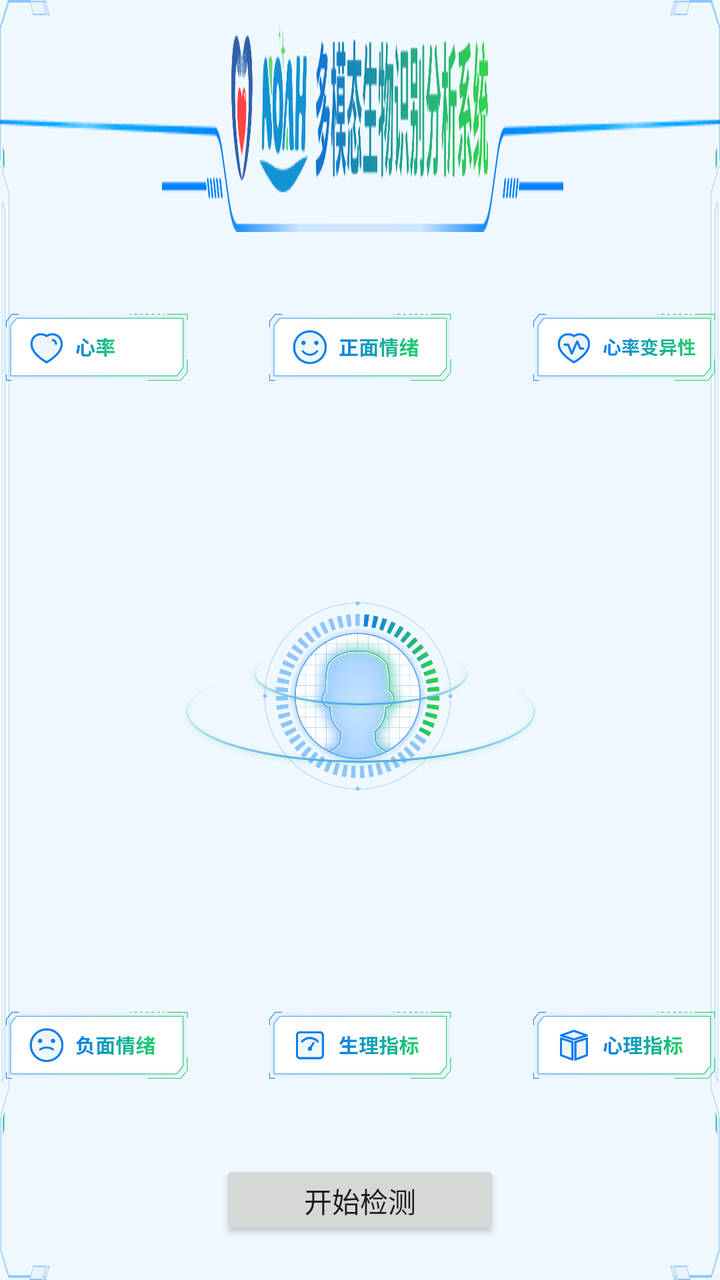
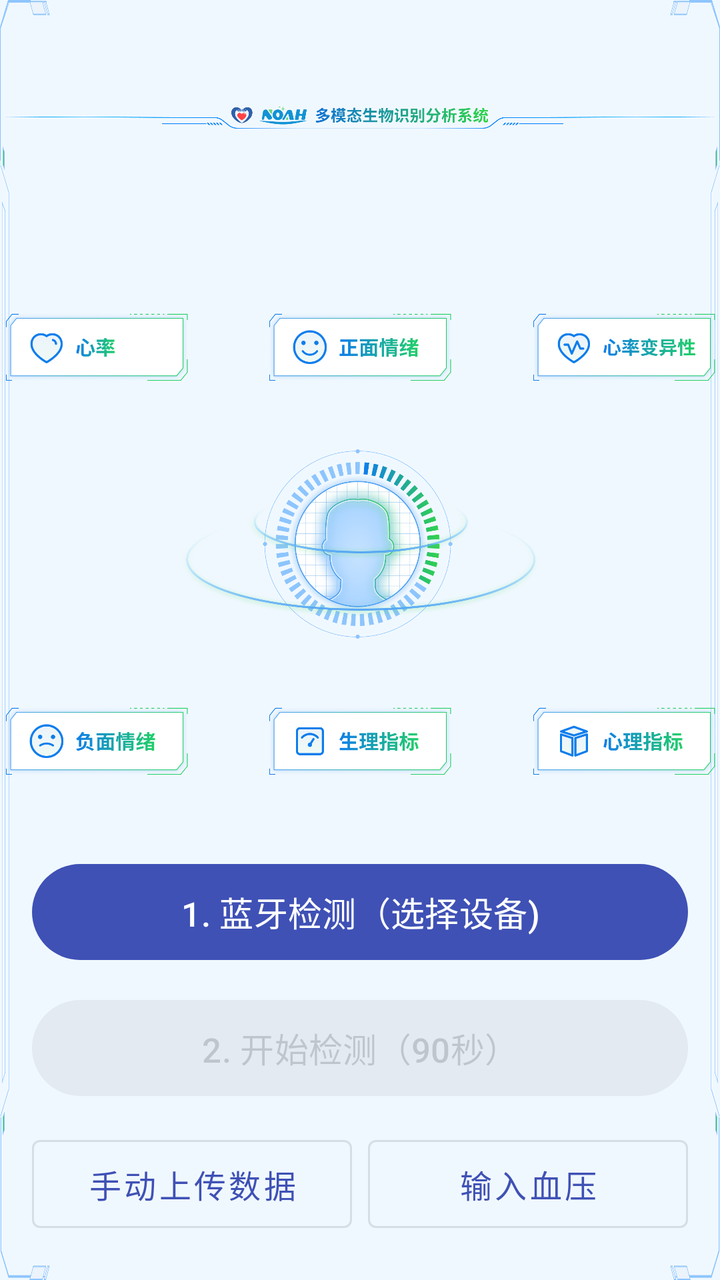

Two renders of the same Android screen: before a commit and after it. Below are the layout's source before the change and the commit's diff.
<!-- AndroidManifest.xml: application theme Theme.MyApplication -->
<!-- res/layout/activity_start.xml -->
<?xml version="1.0" encoding="utf-8"?>
<androidx.constraintlayout.widget.ConstraintLayout
    xmlns:android="http://schemas.android.com/apk/res/android"
    xmlns:app="http://schemas.android.com/apk/res-auto"
    android:layout_width="match_parent"
    android:layout_height="match_parent"
    android:background="#f0f8ff">

    
    <ImageView
        android:id="@+id/bg_frame"
        android:layout_width="0dp"
        android:layout_height="0dp"
        android:src="@drawable/home_bg"
        android:scaleType="fitXY"
        app:layout_constraintTop_toTopOf="parent"
        app:layout_constraintBottom_toBottomOf="parent"
        app:layout_constraintStart_toStartOf="parent"
        app:layout_constraintEnd_toEndOf="parent" />

    
    <ImageView
        android:id="@+id/title_bar"
        android:layout_width="0dp"
        android:layout_height="wrap_content"
        android:src="@drawable/home_title"
        android:scaleType="fitXY"
        app:layout_constraintTop_toTopOf="parent"
        app:layout_constraintStart_toStartOf="parent"
        app:layout_constraintEnd_toEndOf="parent" />

    
    <ImageView
        android:id="@+id/center_icon"
        android:layout_width="180dp"
        android:layout_height="180dp"
        android:src="@drawable/home_logo"
        app:layout_constraintTop_toBottomOf="@id/title_bar"
        app:layout_constraintBottom_toTopOf="@id/btn_start_detection"
        app:layout_constraintStart_toStartOf="parent"
        app:layout_constraintEnd_toEndOf="parent"
        android:layout_marginVertical="20dp" />

    
    <ImageView
        android:id="@+id/btn_heart_rate"
        android:layout_width="100dp"
        android:layout_height="35dp"
        android:src="@drawable/icon1"
        app:layout_constraintTop_toBottomOf="@id/title_bar"
        app:layout_constraintStart_toStartOf="parent"
        app:layout_constraintEnd_toStartOf="@id/btn_positive_emotion"
        android:layout_marginTop="40dp"
        android:layout_marginHorizontal="16dp" />

    <ImageView
        android:id="@+id/btn_positive_emotion"
        android:layout_width="100dp"
        android:layout_height="35dp"
        android:src="@drawable/icon2"
        app:layout_constraintTop_toBottomOf="@id/title_bar"
        app:layout_constraintStart_toEndOf="@id/btn_heart_rate"
        app:layout_constraintEnd_toStartOf="@id/btn_negative_emotion"
        android:layout_marginTop="40dp"
        android:layout_marginHorizontal="16dp" />

    <ImageView
        android:id="@+id/btn_negative_emotion"
        android:layout_width="100dp"
        android:layout_height="35dp"
        android:src="@drawable/icon3"
        app:layout_constraintTop_toBottomOf="@id/title_bar"
        app:layout_constraintStart_toEndOf="@id/btn_positive_emotion"
        app:layout_constraintEnd_toEndOf="parent"
        android:layout_marginTop="40dp"
        android:layout_marginHorizontal="16dp" />

    
    <ImageView
        android:id="@+id/btn_hrvariability"
        android:layout_width="100dp"
        android:layout_height="35dp"
        android:src="@drawable/icon4"
        app:layout_constraintBottom_toTopOf="@id/btn_start_detection"
        app:layout_constraintStart_toStartOf="parent"
        app:layout_constraintEnd_toStartOf="@id/btn_physiological"
        android:layout_marginBottom="40dp"
        android:layout_marginHorizontal="16dp" />

    <ImageView
        android:id="@+id/btn_physiological"
        android:layout_width="100dp"
        android:layout_height="35dp"
        android:src="@drawable/icon5"
        app:layout_constraintBottom_toTopOf="@id/btn_start_detection"
        app:layout_constraintStart_toEndOf="@id/btn_hrvariability"
        app:layout_constraintEnd_toStartOf="@id/btn_psychological"
        android:layout_marginBottom="40dp"
        android:layout_marginHorizontal="16dp" />

    <ImageView
        android:id="@+id/btn_psychological"
        android:layout_width="100dp"
        android:layout_height="35dp"
        android:src="@drawable/icon6"
        app:layout_constraintBottom_toTopOf="@id/btn_start_detection"
        app:layout_constraintStart_toEndOf="@id/btn_physiological"
        app:layout_constraintEnd_toEndOf="parent"
        android:layout_marginBottom="40dp"
        android:layout_marginHorizontal="16dp" />

    
    <Button
        android:id="@+id/btn_start_detection"
        android:layout_width="140dp"
        android:layout_height="40dp"
        android:text="开始检测"
        app:layout_constraintBottom_toBottomOf="parent"
        app:layout_constraintStart_toStartOf="parent"
        app:layout_constraintEnd_toEndOf="parent"
        android:layout_marginBottom="20dp" />

</androidx.constraintlayout.widget.ConstraintLayout>
<!-- resources referenced by this layout -->
<resources>
  <!-- drawable home_bg: png bitmap (drawable, 144922 bytes) -->
  <!-- drawable home_logo: png bitmap (drawable, 654884 bytes) -->
  <!-- drawable home_title: png bitmap (drawable, 94730 bytes) -->
  <!-- drawable icon1: png bitmap (drawable, 41572 bytes) -->
  <!-- drawable icon2: png bitmap (drawable, 46660 bytes) -->
  <!-- drawable icon3: png bitmap (drawable, 48051 bytes) -->
  <!-- drawable icon4: png bitmap (drawable, 47595 bytes) -->
  <!-- drawable icon5: png bitmap (drawable, 45233 bytes) -->
  <!-- drawable icon6: png bitmap (drawable, 46212 bytes) -->
  <style name="Theme.MyApplication" parent="Base.Theme.MyApplication" />
  <style name="Base.Theme.MyApplication" parent="Theme.Material3.DayNight.NoActionBar">
          
          <item name="colorPrimary">@color/colorPrimary</item>         
          <item name="colorPrimaryContainer">@color/colorPrimaryContainer</item> 
          <item name="colorSecondary">@color/colorAccent</item>       
          <item name="colorSecondaryContainer">@color/colorAccentContainer</item> 
          <item name="colorOnPrimary">@color/white</item>             
          <item name="colorOnSecondary">@color/white</item>           
  
          
          <item name="materialButtonStyle">@style/Widget.Material3.Button</item>
      </style>
  <color name="colorPrimary">#3F51B5</color>
  <color name="colorPrimaryContainer">#C5CAE9</color>
  <color name="colorAccent">#FF4081</color>
  <color name="colorAccentContainer">#FFCCE5</color>
  <color name="white">#FFFFFF</color>
</resources>

<!-- the commit's change to res/layout/activity_start.xml (unified diff, before → after) -->
@@ -24,22 +24,10 @@
         android:layout_width="0dp"
         android:layout_height="wrap_content"
         android:src="@drawable/home_title"
-        android:scaleType="fitXY"
-        app:layout_constraintTop_toTopOf="parent"
-        app:layout_constraintStart_toStartOf="parent"
-        app:layout_constraintEnd_toEndOf="parent" />
-
-    
-    <ImageView
-        android:id="@+id/center_icon"
-        android:layout_width="180dp"
-        android:layout_height="180dp"
-        android:src="@drawable/home_logo"
-        app:layout_constraintTop_toBottomOf="@id/title_bar"
-        app:layout_constraintBottom_toTopOf="@id/btn_start_detection"
-        app:layout_constraintStart_toStartOf="parent"
-        app:layout_constraintEnd_toEndOf="parent"
-        android:layout_marginVertical="20dp" />
+        android:scaleType="fitCenter"
+        app:layout_constraintTop_toTopOf="parent"
+        app:layout_constraintStart_toStartOf="parent"
+        app:layout_constraintEnd_toEndOf="parent" />
 
     
     <ImageView
@@ -81,7 +69,7 @@
         android:layout_width="100dp"
         android:layout_height="35dp"
         android:src="@drawable/icon4"
-        app:layout_constraintBottom_toTopOf="@id/btn_start_detection"
+        app:layout_constraintBottom_toTopOf="@id/bottom_button_container"
         app:layout_constraintStart_toStartOf="parent"
         app:layout_constraintEnd_toStartOf="@id/btn_physiological"
         android:layout_marginBottom="40dp"
@@ -92,7 +80,7 @@
         android:layout_width="100dp"
         android:layout_height="35dp"
         android:src="@drawable/icon5"
-        app:layout_constraintBottom_toTopOf="@id/btn_start_detection"
+        app:layout_constraintBottom_toTopOf="@id/bottom_button_container"
         app:layout_constraintStart_toEndOf="@id/btn_hrvariability"
         app:layout_constraintEnd_toStartOf="@id/btn_psychological"
         android:layout_marginBottom="40dp"
@@ -103,21 +91,120 @@
         android:layout_width="100dp"
         android:layout_height="35dp"
         android:src="@drawable/icon6"
-        app:layout_constraintBottom_toTopOf="@id/btn_start_detection"
+        app:layout_constraintBottom_toTopOf="@id/bottom_button_container"
         app:layout_constraintStart_toEndOf="@id/btn_physiological"
         app:layout_constraintEnd_toEndOf="parent"
         android:layout_marginBottom="40dp"
         android:layout_marginHorizontal="16dp" />
 
     
-    <Button
-        android:id="@+id/btn_start_detection"
-        android:layout_width="140dp"
-        android:layout_height="40dp"
-        android:text="开始检测"
+    <LinearLayout
+        android:id="@+id/bottom_button_container"
+        android:layout_width="0dp"
+        android:layout_height="wrap_content"
+        android:orientation="vertical"
+        android:paddingHorizontal="16dp"
+        android:paddingBottom="20dp"
         app:layout_constraintBottom_toBottomOf="parent"
         app:layout_constraintStart_toStartOf="parent"
+        app:layout_constraintEnd_toEndOf="parent">
+
+        <com.google.android.material.button.MaterialButton
+            android:id="@+id/btn_bluetooth_detect"
+            android:layout_width="match_parent"
+            android:layout_height="56dp"
+            android:text="1. 蓝牙检测（选择设备)"
+            android:textSize="17sp"
+            android:layout_marginBottom="12dp" />
+
+        <com.google.android.material.button.MaterialButton
+            android:id="@+id/btn_start_detection"
+            android:layout_width="match_parent"
+            android:layout_height="56dp"
+            android:text="2. 开始检测（90秒）"
+            android:textSize="17sp"
+            android:enabled="false"
+            android:alpha="0.5"
+            android:layout_marginBottom="12dp" />
+
+        <LinearLayout
+            android:layout_width="match_parent"
+            android:layout_height="56dp"
+            android:orientation="horizontal">
+            <com.google.android.material.button.MaterialButton
+                android:id="@+id/btn_manual_upload"
+                android:layout_width="0dp"
+                android:layout_height="match_parent"
+                android:layout_weight="1"
+                android:text="手动上传数据"
+                android:textSize="16sp"
+                style="@style/Widget.MaterialComponents.Button.OutlinedButton" />
+            <com.google.android.material.button.MaterialButton
+                android:id="@+id/btn_input_blood_pressure"
+                android:layout_width="0dp"
+                android:layout_height="match_parent"
+                android:layout_weight="1"
+                android:text="输入血压"
+                android:textSize="16sp"
+                android:layout_marginStart="8dp"
+                style="@style/Widget.MaterialComponents.Button.OutlinedButton" />
+        </LinearLayout>
+    </LinearLayout>
+
+    
+    <ImageView
+        android:id="@+id/center_icon"
+        android:layout_width="180dp"
+        android:layout_height="180dp"
+        android:src="@drawable/home_logo"
+        app:layout_constraintTop_toBottomOf="@id/btn_heart_rate"
+        app:layout_constraintBottom_toTopOf="@id/btn_hrvariability"
+        app:layout_constraintStart_toStartOf="parent"
+        app:layout_constraintEnd_toEndOf="parent" />
+
+
+    
+    <androidx.camera.view.PreviewView
+        android:id="@+id/preview_view"
+        android:layout_width="0dp"
+        android:layout_height="0dp"
+        android:visibility="gone"
+        app:layout_constraintTop_toTopOf="parent"
+        app:layout_constraintBottom_toBottomOf="parent"
+        app:layout_constraintStart_toStartOf="parent"
+        app:layout_constraintEnd_toEndOf="parent" />
+
+    
+    <com.google.android.material.button.MaterialButton
+        android:id="@+id/btn_exit_preview"
+        android:layout_width="wrap_content"
+        android:layout_height="wrap_content"
+        android:text="返回"
+        android:textColor="@android:color/white"
+        app:backgroundTint="#80000000"
+        android:paddingHorizontal="12dp"
+        android:paddingVertical="6dp"
+        android:visibility="gone"
+        app:layout_constraintTop_toTopOf="parent"
+        app:layout_constraintStart_toStartOf="parent"
+        android:layout_margin="16dp" />
+
+    
+    <TextView
+        android:id="@+id/tv_countdown"
+        android:layout_width="wrap_content"
+        android:layout_height="wrap_content"
+        android:text="90"
+        android:textColor="@android:color/white"
+        android:textSize="24sp"
+        android:textStyle="bold"
+        android:background="#80000000"
+        android:paddingHorizontal="16dp"
+        android:paddingVertical="8dp"
+        android:visibility="gone"
+        app:layout_constraintTop_toTopOf="parent"
+        app:layout_constraintStart_toStartOf="parent"
         app:layout_constraintEnd_toEndOf="parent"
-        android:layout_marginBottom="20dp" />
+        android:layout_marginTop="16dp" />
 
 </androidx.constraintlayout.widget.ConstraintLayout>
